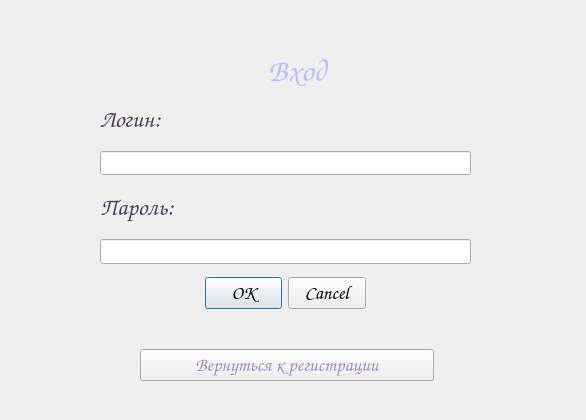
fdorii/TechProg2026_Shpunya, file loginform.ui: the form before one commit.
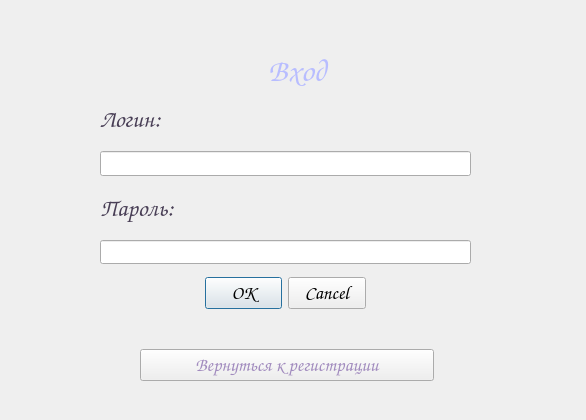
The form after the commit.

What changed in the file:
```diff
--- a/loginform.ui
+++ b/loginform.ui
@@ -74,10 +74,16 @@
      </widget>
     </item>
     <item>
-     <widget class="QLineEdit" name="input_password">
+     <widget class="QLineEdit" name="input_login">
+      <property name="minimumSize">
+       <size>
+        <width>0</width>
+        <height>21</height>
+       </size>
+      </property>
       <property name="font">
        <font>
-        <family>Comic Sans MS</family>
+        <family>Century Gothic</family>
        </font>
       </property>
      </widget>
@@ -128,16 +134,10 @@
      </widget>
     </item>
     <item>
-     <widget class="QLineEdit" name="input_login">
-      <property name="minimumSize">
-       <size>
-        <width>0</width>
-        <height>21</height>
-       </size>
-      </property>
+     <widget class="QLineEdit" name="input_password">
       <property name="font">
        <font>
-        <family>Century Gothic</family>
+        <family>Comic Sans MS</family>
        </font>
       </property>
      </widget>
```
